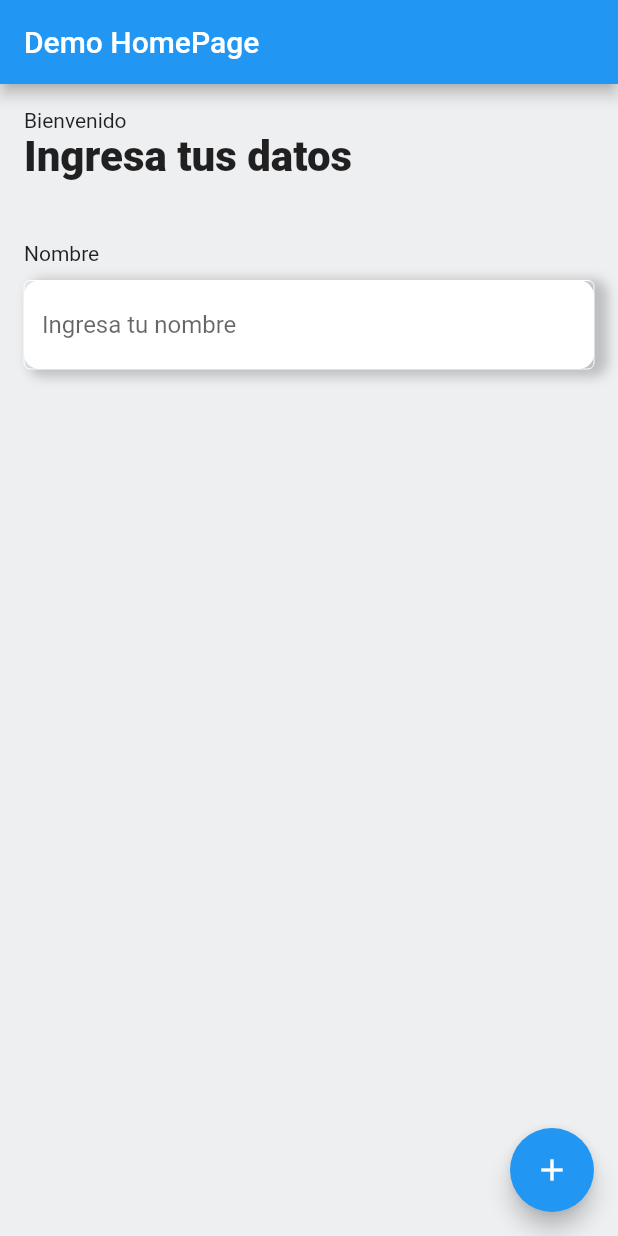
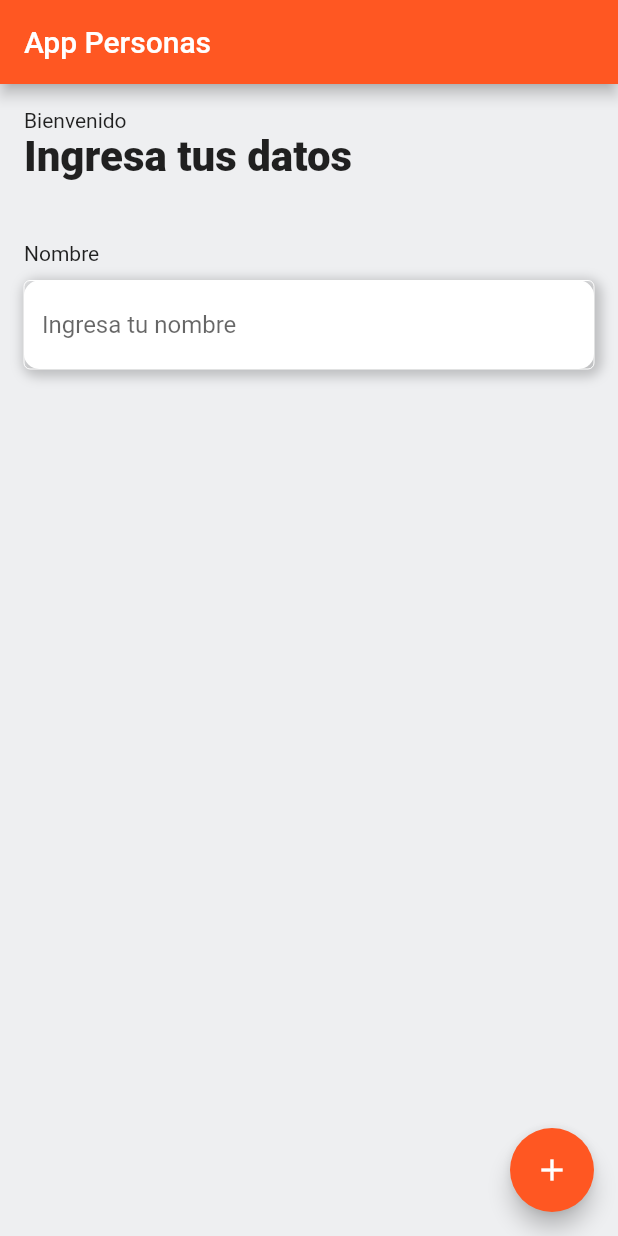
Before and after one commit to camilamlz/AppPersonasRepo, a Flutter app: the screen it shows after launch, on a phone screen of 412 x 824 dp. Run offline on Flutter 3.47's test engine with Material 2 defaults, Android fonts, the phone set to English and light mode, and no system bars.

```diff
--- a/lib/main.dart
+++ b/lib/main.dart
@@ -14,9 +14,9 @@ class MyApp extends StatelessWidget {
       title: 'Flutter Demo',
       debugShowCheckedModeBanner: false,
       theme: ThemeData(
-        primarySwatch: Colors.blue,
-        scaffoldBackgroundColor: Color(0xFFEEEFF1)),
-      home: MyHomePage(title: 'Demo HomePage'),
+        primarySwatch: Colors.deepOrange,
+        scaffoldBackgroundColor: const Color(0xFFEEEFF1)),
+      home: MyHomePage(title: 'App Personas'),
     );
   }
 }
@@ -73,7 +73,7 @@ class _MyHomePageState extends State<MyHomePage> {
                   boxShadow: [
                     BoxShadow(
                       color: Color.fromRGBO(0, 0, 0, 0.2),
-                      offset: Offset(6, 2),
+                      offset: Offset(2, 2),
                       blurRadius: 6.0,
                       spreadRadius: 3.0
                     ),
```
